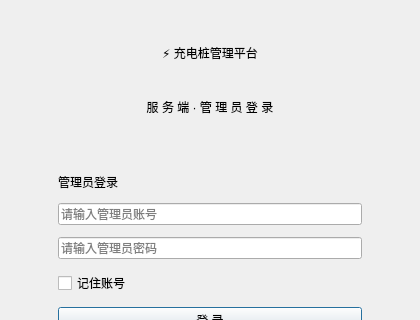
Old version of the form code/server/AdminLoginDialog.ui in the repository swaggers-swaggers/charging_piles_management; both pictures show x 0 to 420 and y 0 to 320 of the 420 by 470 pixel window.
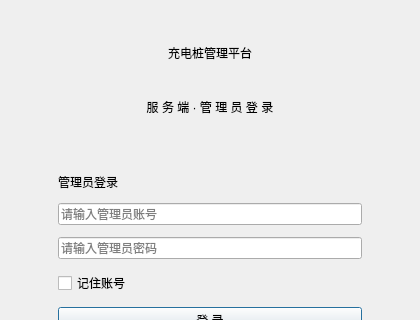
New version of the form.

```diff
--- a/code/server/AdminLoginDialog.ui
+++ b/code/server/AdminLoginDialog.ui
@@ -35,7 +35,7 @@
    <item>
     <widget class="QLabel" name="titleLabel">
      <property name="text">
-      <string>⚡ 充电桩管理平台</string>
+      <string>充电桩管理平台</string>
      </property>
      <property name="alignment">
       <set>Qt::AlignCenter</set>
```
